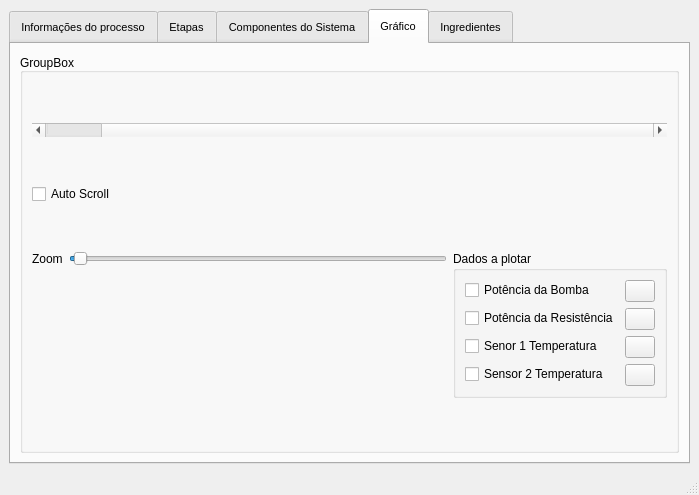
cristhianwb/BebumBrew, file mainwindow.ui: the form before one commit.
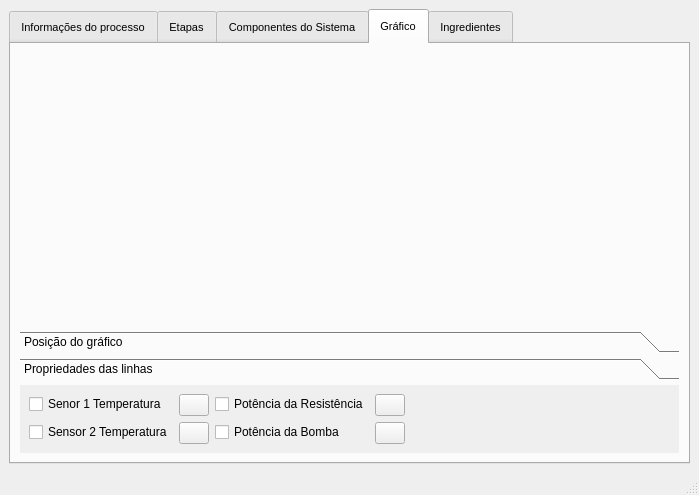
The form after the commit. The open tabs and pages were chosen to show the change. Icons and pictures are not drawn.

Commit message: Melhorias nos layouts

```diff
--- a/mainwindow.ui
+++ b/mainwindow.ui
@@ -848,7 +848,26 @@
          <enum>QLayout::SetDefaultConstraint</enum>
         </property>
         <item>
-         <widget class="QGroupBox" name="groupBox">
+         <spacer name="verticalSpacer">
+          <property name="orientation">
+           <enum>Qt::Vertical</enum>
+          </property>
+          <property name="sizeHint" stdset="0">
+           <size>
+            <width>20</width>
+            <height>40</height>
+           </size>
+          </property>
+         </spacer>
+        </item>
+        <item>
+         <widget class="QToolBox" name="toolBox">
+          <property name="sizePolicy">
+           <sizepolicy hsizetype="Preferred" vsizetype="Maximum">
+            <horstretch>0</horstretch>
+            <verstretch>0</verstretch>
+           </sizepolicy>
+          </property>
           <property name="minimumSize">
            <size>
             <width>0</width>
@@ -858,54 +877,89 @@
           <property name="maximumSize">
            <size>
             <width>16777215</width>
-            <height>16772715</height>
+            <height>16777215</height>
            </size>
           </property>
-          <property name="title">
-           <string>GroupBox</string>
+          <property name="frameShape">
+           <enum>QFrame::NoFrame</enum>
           </property>
-          <property name="alignment">
-           <set>Qt::AlignBottom|Qt::AlignLeading|Qt::AlignLeft</set>
+          <property name="frameShadow">
+           <enum>QFrame::Plain</enum>
           </property>
+          <property name="tabSpacing">
+           <number>5</number>
+          </property>
+          <widget class="QWidget" name="PageChartPos">
+           <property name="geometry">
+            <rect>
+             <x>0</x>
+             <y>0</y>
+             <width>659</width>
+             <height>70</height>
+            </rect>
+           </property>
+           <property name="maximumSize">
+            <size>
+             <width>16777215</width>
+             <height>70</height>
+            </size>
+           </property>
+           <property name="font">
+            <font>
+             <weight>50</weight>
+             <bold>false</bold>
+            </font>
+           </property>
+           <attribute name="label">
+            <string>Posição do gráfico</string>
+           </attribute>
           <layout class="QVBoxLayout" name="verticalLayout_5">
+            <property name="sizeConstraint">
+             <enum>QLayout::SetMinimumSize</enum>
+            </property>
            <item>
-            <widget class="QScrollBar" name="plotPosScroll">
-             <property name="minimum">
-              <number>0</number>
-             </property>
-             <property name="maximum">
-              <number>1</number>
-             </property>
-             <property name="value">
-              <number>1</number>
-             </property>
-             <property name="orientation">
-              <enum>Qt::Horizontal</enum>
-             </property>
-            </widget>
-           </item>
+             <layout class="QHBoxLayout" name="horizontalLayout_7">
            <item>
             <widget class="QCheckBox" name="chkAutoScroll">
+                <property name="maximumSize">
+                 <size>
+                  <width>100</width>
+                  <height>16777215</height>
+                 </size>
+                </property>
              <property name="text">
               <string>Auto Scroll</string>
              </property>
             </widget>
            </item>
            <item>
-            <layout class="QHBoxLayout" name="horizontalLayout_4">
-             <item>
-              <layout class="QFormLayout" name="formLayout_4">
-               <property name="fieldGrowthPolicy">
-                <enum>QFormLayout::AllNonFixedFieldsGrow</enum>
-               </property>
-               <item row="0" column="0">
+               <widget class="QScrollBar" name="plotPosScroll">
+                <property name="minimum">
+                 <number>0</number>
+                </property>
+                <property name="maximum">
+                 <number>1</number>
+                </property>
+                <property name="value">
+                 <number>1</number>
+                </property>
+                <property name="orientation">
+                 <enum>Qt::Horizontal</enum>
+                </property>
+               </widget>
+              </item>
+             </layout>
+            </item>
+            <item>
+             <layout class="QHBoxLayout" name="horizontalLayout_9">
+              <item>
                 <widget class="QLabel" name="testLabel">
                  <property name="text">
                   <string>Zoom</string>
                  </property>
                 </widget>
                </item>
-               <item row="0" column="1">
+              <item>
                 <widget class="QSlider" name="zoomSlider">
                  <property name="minimum">
                   <number>0</number>
@@ -938,50 +992,98 @@
                </item>
               </layout>
              </item>
+           </layout>
+          </widget>
+          <widget class="QWidget" name="pageLineSelectors">
+           <property name="geometry">
+            <rect>
+             <x>0</x>
+             <y>0</y>
+             <width>646</width>
+             <height>88</height>
+            </rect>
+           </property>
+           <attribute name="label">
+            <string>Propriedades das linhas</string>
+           </attribute>
+           <layout class="QHBoxLayout" name="horizontalLayout_6">
              <item>
-              <widget class="QGroupBox" name="groupBox_2">
-               <property name="minimumSize">
-                <size>
-                 <width>200</width>
-                 <height>0</height>
-                </size>
-               </property>
-               <property name="title">
-                <string>Dados a plotar</string>
-               </property>
-               <layout class="QFormLayout" name="formLayout_5">
-                <property name="fieldGrowthPolicy">
-                 <enum>QFormLayout::FieldsStayAtSizeHint</enum>
-                </property>
+             <layout class="QFormLayout" name="formLayout_6">
                 <item row="0" column="0">
-                 <widget class="QCheckBox" name="chkPumpLine">
-                  <property name="text">
-                   <string>Potência da Bomba</string>
-                  </property>
-                 </widget>
-                </item>
-                <item row="1" column="0">
-                 <widget class="QCheckBox" name="chkHeaterLine">
-                  <property name="text">
-                   <string>Potência da Resistência</string>
-                  </property>
-                 </widget>
-                </item>
-                <item row="2" column="0">
                  <widget class="QCheckBox" name="chkSensor1Line">
                   <property name="text">
                    <string>Senor 1 Temperatura</string>
                   </property>
                  </widget>
                 </item>
-                <item row="3" column="0">
+              <item row="0" column="1">
+               <widget class="QPushButton" name="pushSensor1Color">
+                <property name="maximumSize">
+                 <size>
+                  <width>30</width>
+                  <height>16777215</height>
+                 </size>
+                </property>
+                <property name="text">
+                 <string/>
+                </property>
+               </widget>
+              </item>
+              <item row="1" column="0">
                  <widget class="QCheckBox" name="chkSensor2Line">
                   <property name="text">
                    <string>Sensor 2 Temperatura</string>
                   </property>
                  </widget>
                 </item>
+              <item row="1" column="1">
+               <widget class="QPushButton" name="pushSensor2Color">
+                <property name="maximumSize">
+                 <size>
+                  <width>30</width>
+                  <height>16777215</height>
+                 </size>
+                </property>
+                <property name="text">
+                 <string/>
+                </property>
+               </widget>
+              </item>
+             </layout>
+            </item>
+            <item>
+             <layout class="QFormLayout" name="formLayout_7">
+              <property name="fieldGrowthPolicy">
+               <enum>QFormLayout::AllNonFixedFieldsGrow</enum>
+              </property>
+              <item row="0" column="0">
+               <widget class="QCheckBox" name="chkHeaterLine">
+                <property name="text">
+                 <string>Potência da Resistência</string>
+                </property>
+               </widget>
+              </item>
                 <item row="0" column="1">
+               <widget class="QPushButton" name="pushHeaterColor">
+                <property name="maximumSize">
+                 <size>
+                  <width>30</width>
+                  <height>16777215</height>
+                 </size>
+                </property>
+                <property name="text">
+                 <string/>
+                </property>
+               </widget>
+              </item>
+              <item row="1" column="0">
+               <widget class="QCheckBox" name="chkPumpLine">
+                <property name="text">
+                 <string>Potência da Bomba</string>
+                </property>
+               </widget>
+              </item>
+              <item row="1" column="1">
                  <widget class="QPushButton" name="pushPumpColor">
                   <property name="enabled">
                    <bool>true</bool>
@@ -1009,54 +1111,23 @@
                   </property>
                  </widget>
                 </item>
-                <item row="1" column="1">
-                 <widget class="QPushButton" name="pushHeaterColor">
-                  <property name="maximumSize">
-                   <size>
-                    <width>30</width>
-                    <height>16777215</height>
-                   </size>
-                  </property>
-                  <property name="text">
-                   <string/>
-                  </property>
-                 </widget>
-                </item>
-                <item row="2" column="1">
-                 <widget class="QPushButton" name="pushSensor1Color">
-                  <property name="maximumSize">
-                   <size>
-                    <width>30</width>
-                    <height>16777215</height>
-                   </size>
-                  </property>
-                  <property name="text">
-                   <string/>
-                  </property>
-                 </widget>
-                </item>
-                <item row="3" column="1">
-                 <widget class="QPushButton" name="pushSensor2Color">
-                  <property name="maximumSize">
-                   <size>
-                    <width>30</width>
-                    <height>16777215</height>
-                   </size>
-                  </property>
-                  <property name="text">
-                   <string/>
-                  </property>
-                 </widget>
-                </item>
-               </layout>
-              </widget>
+             </layout>
              </item>
              <item>
-              <layout class="QVBoxLayout" name="verticalLayout_7"/>
-             </item>
-            </layout>
-           </item>
-          </layout>
+             <spacer name="horizontalSpacer_3">
+              <property name="orientation">
+               <enum>Qt::Horizontal</enum>
+              </property>
+              <property name="sizeHint" stdset="0">
+               <size>
+                <width>40</width>
+                <height>20</height>
+               </size>
+              </property>
+             </spacer>
+            </item>
+           </layout>
+          </widget>
          </widget>
         </item>
        </layout>
```
Lines whose indentation alone changed are shown as unchanged. The commit also changes 1 other file.
